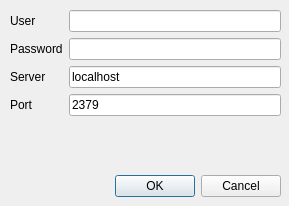
metacoma/silverkey, file src/sksettings.ui: the form before one commit.
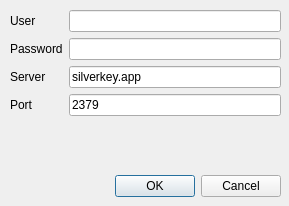
The form after the commit.

The edit to the form file:
```diff
--- a/src/sksettings.ui
+++ b/src/sksettings.ui
@@ -73,7 +73,7 @@
     <item row="2" column="1">
      <widget class="QLineEdit" name="skServer">
       <property name="text">
-       <string>localhost</string>
+       <string>silverkey.app</string>
       </property>
      </widget>
     </item>
```
